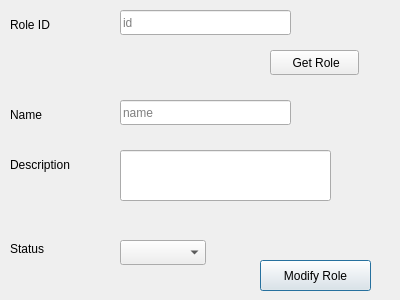
Qt form HyperPosV1/Authorization/Presentation/modifyRole.ui (shymaa123456/hyperpos_sh) before a commit.
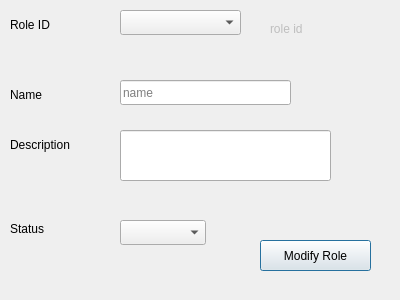
The same form after that commit.

```diff
--- a/HyperPosV1/Authorization/Presentation/modifyRole.ui
+++ b/HyperPosV1/Authorization/Presentation/modifyRole.ui
@@ -17,7 +17,7 @@
    <property name="geometry">
     <rect>
      <x>120</x>
-     <y>240</y>
+     <y>220</y>
      <width>86</width>
      <height>25</height>
     </rect>
@@ -27,7 +27,7 @@
    <property name="geometry">
     <rect>
      <x>260</x>
-     <y>260</y>
+     <y>240</y>
      <width>111</width>
      <height>31</height>
     </rect>
@@ -40,7 +40,7 @@
    <property name="geometry">
     <rect>
      <x>120</x>
-     <y>100</y>
+     <y>80</y>
      <width>171</width>
      <height>25</height>
     </rect>
@@ -53,7 +53,7 @@
    <property name="geometry">
     <rect>
      <x>10</x>
-     <y>150</y>
+     <y>130</y>
      <width>99</width>
      <height>29</height>
     </rect>
@@ -66,7 +66,7 @@
    <property name="geometry">
     <rect>
      <x>10</x>
-     <y>100</y>
+     <y>80</y>
      <width>99</width>
      <height>29</height>
     </rect>
@@ -79,7 +79,7 @@
    <property name="geometry">
     <rect>
      <x>10</x>
-     <y>240</y>
+     <y>220</y>
      <width>67</width>
      <height>17</height>
     </rect>
@@ -88,32 +88,6 @@
     <string>Status</string>
    </property>
   </widget>
-  <widget class="QLineEdit" name="LE_id">
-   <property name="geometry">
-    <rect>
-     <x>120</x>
-     <y>10</y>
-     <width>171</width>
-     <height>25</height>
-    </rect>
-   </property>
-   <property name="placeholderText">
-    <string>id</string>
-   </property>
-  </widget>
-  <widget class="QPushButton" name="BTN_getRole">
-   <property name="geometry">
-    <rect>
-     <x>270</x>
-     <y>50</y>
-     <width>89</width>
-     <height>25</height>
-    </rect>
-   </property>
-   <property name="text">
-    <string> Get Role</string>
-   </property>
-  </widget>
   <widget class="QLabel" name="label_9">
    <property name="geometry">
     <rect>
@@ -131,12 +105,41 @@
    <property name="geometry">
     <rect>
      <x>120</x>
-     <y>150</y>
+     <y>130</y>
      <width>211</width>
      <height>51</height>
     </rect>
    </property>
   </widget>
+  <widget class="QComboBox" name="CMB_roleName">
+   <property name="geometry">
+    <rect>
+     <x>120</x>
+     <y>10</y>
+     <width>121</width>
+     <height>25</height>
+    </rect>
+   </property>
+  </widget>
+  <widget class="QLabel" name="LB_roleID">
+   <property name="enabled">
+    <bool>false</bool>
+   </property>
+   <property name="geometry">
+    <rect>
+     <x>270</x>
+     <y>20</y>
+     <width>141</width>
+     <height>17</height>
+    </rect>
+   </property>
+   <property name="frameShape">
+    <enum>QFrame::NoFrame</enum>
+   </property>
+   <property name="text">
+    <string>role id</string>
+   </property>
+  </widget>
  </widget>
  <resources/>
  <connections/>
```
